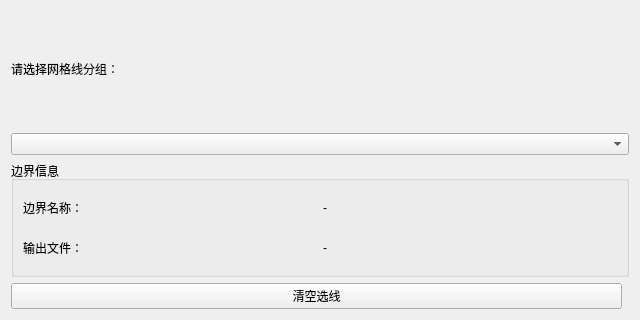
Before: the Qt Designer form plugins/Base_Slover/StressBoundaryPage.ui in asd977/base_cae, drawn with Qt 5.
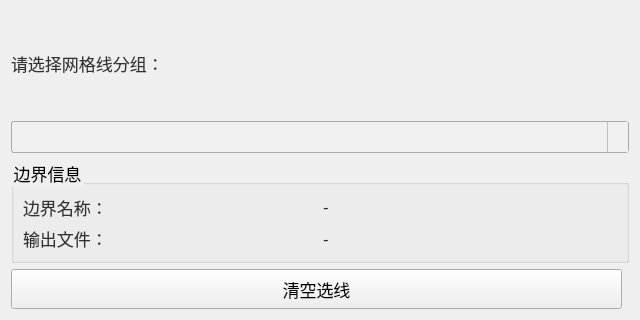
After: the same form once the commit is applied. Icons and pictures are not drawn.

Commit message: style: use existing arrow assets and remove custom svg files

The edit to the form file:
```diff
--- a/plugins/Base_Slover/StressBoundaryPage.ui
+++ b/plugins/Base_Slover/StressBoundaryPage.ui
@@ -13,6 +13,104 @@
   <property name="windowTitle">
    <string>应力应变边界</string>
   </property>
+  <property name="styleSheet">
+   <string notr="true">QWidget{
+font-family: &quot;Microsoft YaHei&quot;, &quot;微软雅黑&quot;;
+}
+QPushButton {
+    font-size: 17px;
+    min-height: 32px;
+}
+QPushButton#pushButton {
+    background-color: rgb(224, 233, 244);
+    border-width: 1px;
+    border-color: rgb(121, 121, 121);
+    border-style: solid;
+    min-height: 33px;
+    border-top: 1px solid rgb(169, 169, 169);
+    border-bottom: 1px solid rgb(169, 169, 169);
+    border-left: none;
+    border-right: none;
+    text-align: left;
+    padding-left: 15px;
+    font-size: 17px;
+}
+QLabel {
+    font-size: 17px;
+    color: rgb(51, 51, 51);
+}
+QLabel#pageNameLabel {
+    font-size: 20px;
+    padding-left: 9px;
+    color: rgb(53, 103, 147);
+}
+QLineEdit, QTextEdit, QPlainTextEdit, QSpinBox, QDoubleSpinBox, QDateTimeEdit {
+    border: 1px solid rgb(200, 200, 200);
+    border-radius: 2px;
+    font-size: 17px;
+    min-height: 30px;
+}
+QLineEdit:focus, QTextEdit:focus, QPlainTextEdit:focus,
+QSpinBox:focus, QDoubleSpinBox:focus, QDateTimeEdit:focus {
+    border-color: rgb(100, 100, 255);
+    outline: none;
+}
+QComboBox {
+    font-size: 17px;
+    color: rgb(51, 51, 51);
+    padding-left: 6px;
+    background: rgb(240, 240, 240);
+    border: 1px solid rgb(169, 169, 169);
+    border-radius: 3px;
+    min-height: 30px;
+}
+QComboBox::drop-down {
+    subcontrol-origin: padding;
+    subcontrol-position: top right;
+    width: 20px;
+    background: rgb(240, 240, 240);
+    border-left: 1px solid rgb(190, 190, 190);
+}
+QComboBox::down-arrow {
+    image: url(:/resources/down_arrow.png);
+    width: 12px;
+    height: 12px;
+}
+QSpinBox::up-button, QDoubleSpinBox::up-button {
+    subcontrol-origin: border;
+    subcontrol-position: top right;
+    width: 18px;
+    border-left: 1px solid rgb(190, 190, 190);
+    border-bottom: 1px solid rgb(210, 210, 210);
+    background: rgb(240, 240, 240);
+}
+QSpinBox::down-button, QDoubleSpinBox::down-button {
+    subcontrol-origin: border;
+    subcontrol-position: bottom right;
+    width: 18px;
+    border-left: 1px solid rgb(190, 190, 190);
+    background: rgb(240, 240, 240);
+}
+QSpinBox::up-arrow, QDoubleSpinBox::up-arrow {
+    image: url(:/resources/up_arrow.png);
+    width: 10px;
+    height: 10px;
+}
+QSpinBox::down-arrow, QDoubleSpinBox::down-arrow {
+    image: url(:/resources/down_arrow.png);
+    width: 10px;
+    height: 10px;
+}
+QRadioButton, QCheckBox, QGroupBox {
+    font-size: 17px;
+}
+QTableWidget, QTreeWidget, QListWidget {
+    font-size: 16px;
+    gridline-color: rgb(210, 210, 210);
+}
+
+</string>
+  </property>
   <layout class="QVBoxLayout" name="verticalLayout">
    <item>
     <widget class="QLabel" name="labelPickHint">
```
The commit also changes 42 other files.
